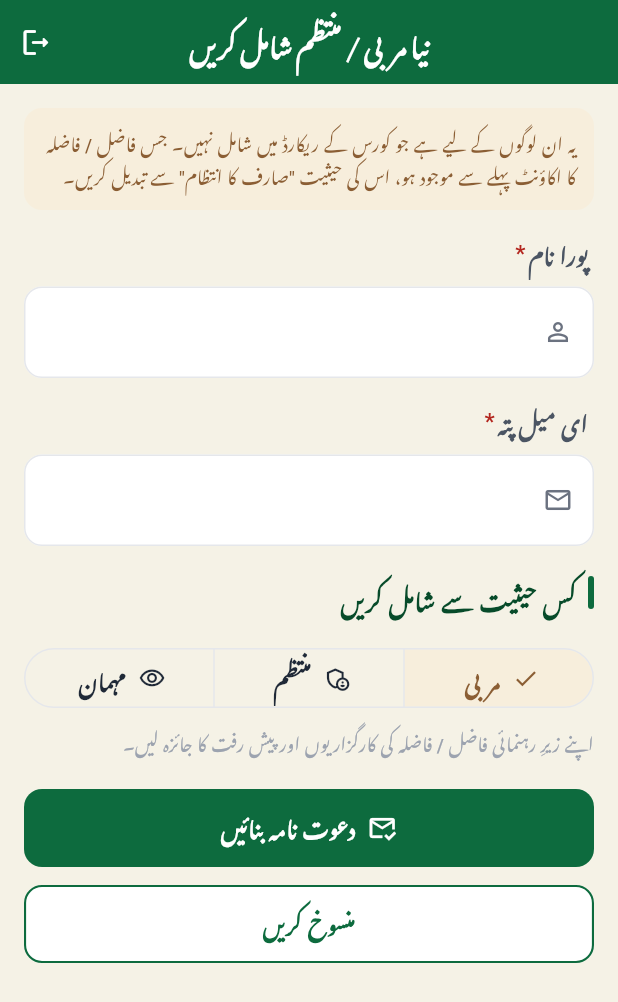
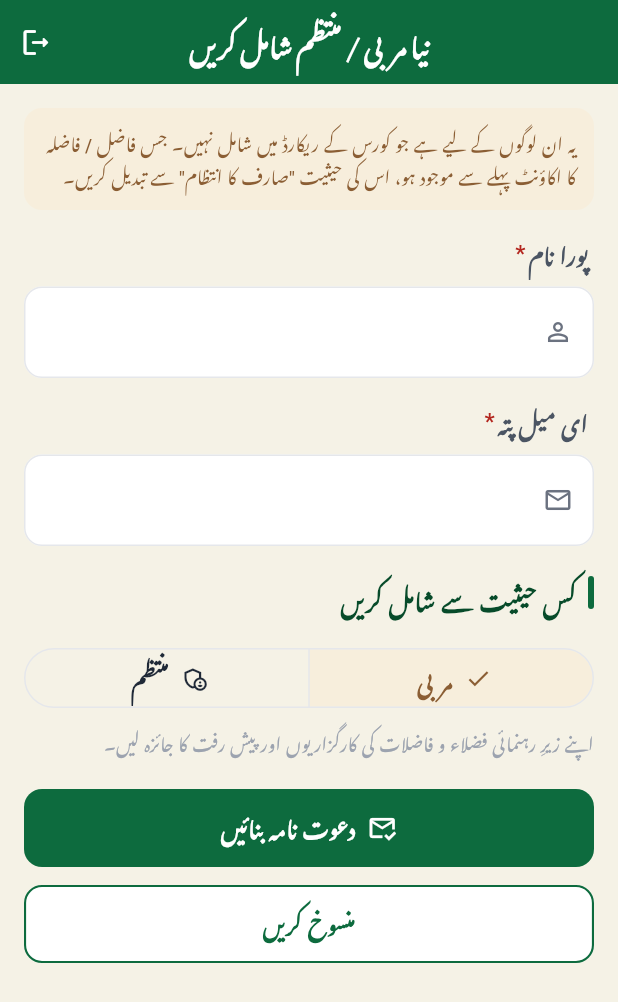
Before and after one commit to madrassabalaghah-arch/-, a Flutter app: the AdminAddStaffScreen screen opened by its route, on a phone screen of 412 x 824 dp. Shown: the top 1002 px of the screen. Run offline on Flutter 3.47's test engine with Material 3 defaults, Android fonts, the phone set to English and light mode, and no system bars; our stand-ins replace file_picker, flutter_riverpod, go_router, supabase_flutter; missing offline and left inert: excel; accounts and stored records are empty.

Commit message:
Rename to مدرسہ تربیت ایپ, fix the graduate grammar, drop the مہمان role
Name: مدرسہ تربیت ایپ / Madrassa Tarbiat App, in AppConfig, the Android
label, the web title and manifest, the iOS display name and the test.
MADRASSA.PK stays as the organisation's name, and the application id is
untouched.

Grammar: group figures and lists now read فضلاء, فاضلات and فضلاء و
فاضلات; one person still reads فاضل or فاضلہ. maleLabel/femaleLabel keep
the singular for the sign-up screen, where someone names themselves, and
the new malePlural/femalePlural are used where people are counted.

مہمان: the role, its dashboard, its repository, its route, its providers,
its strings and the welcome-screen entry are gone, along with the public
statistics models that only it used. Three roles remain.

Co-Authored-By: Claude Opus 5 <noreply@anthropic.com>

```diff
--- a/lib/core/config/app_config.dart
+++ b/lib/core/config/app_config.dart
@@ -1,16 +1,16 @@
 /// Centralised application configuration.
 ///
-/// The final product name has NOT been decided yet. Every user facing
-/// reference to the application name must be read from here so that a single
-/// edit in this file renames the entire application.
+/// Every user facing reference to the application name is read from here, so
+/// renaming the application is one edit in this file. The organisation,
+/// MADRASSA.PK, is a different thing and is not stored here.
 class AppConfig {
   const AppConfig._();
 
-  /// Temporary product name (English form, used for tooling / window titles).
-  static const String appName = 'MADRASSA.PK Graduate Platform';
+  /// Product name (English form, used for tooling / window titles).
+  static const String appName = 'Madrassa Tarbiat App';
 
-  /// Temporary product name shown to users inside the Urdu interface.
-  static const String appNameUrdu = 'کاروان فضلاء مدرسہ ڈاٹ پی کے';
+  /// Product name shown to users inside the Urdu interface.
+  static const String appNameUrdu = 'مدرسہ تربیت ایپ';
 
   /// Secondary line displayed under the brand mark.
   static const String appTaglineUrdu = 'علم سے عمل، عمل سے اثر تک';
--- a/lib/core/constants/app_quick_actions.dart
+++ b/lib/core/constants/app_quick_actions.dart
@@ -74,8 +74,8 @@ class AppQuickActions {
         ManagementArea(title: AppStrings.graduateManagement, subtitle: 'اندراج، حیثیت اور تفصیلات۔', icon: Icons.school_outlined, route: AppRoutes.adminGraduates),
         ManagementArea(title: AppStrings.mentorManagement, subtitle: 'مربیوں کی تفویض اور نگرانی۔', icon: Icons.supervisor_account_outlined, route: AppRoutes.adminMentors),
         ManagementArea(title: AppStrings.staffManagement, subtitle: 'نئے مربی یا منتظم کو دعوت دیں، منتظمین دیکھیں۔', icon: Icons.admin_panel_settings_outlined, route: AppRoutes.adminStaff),
-        ManagementArea(title: AppStrings.wifaqManagement, subtitle: 'وفاق، ان کے ادارے اور فاضلین۔', icon: Icons.account_balance_outlined, route: AppRoutes.adminWifaqs),
-        ManagementArea(title: AppStrings.allInstitutes, subtitle: 'تمام ادارے اور ان کے فاضل / فاضلہ۔', icon: Icons.location_city_outlined, route: AppRoutes.adminInstitutes),
+        ManagementArea(title: AppStrings.wifaqManagement, subtitle: 'وفاق، ان کے ادارے اور فضلاء و فاضلات۔', icon: Icons.account_balance_outlined, route: AppRoutes.adminWifaqs),
+        ManagementArea(title: AppStrings.allInstitutes, subtitle: 'تمام ادارے اور ان کے فضلاء و فاضلات۔', icon: Icons.location_city_outlined, route: AppRoutes.adminInstitutes),
         ManagementArea(title: AppStrings.courses, subtitle: 'کورسز اور تربیتی نصاب۔', icon: Icons.menu_book_outlined, route: AppRoutes.adminCourses),
       ],
     ),
@@ -86,7 +86,7 @@ class AppQuickActions {
         ManagementArea(title: AppStrings.evidenceManagement, subtitle: 'جمع کردہ ثبوت اور ان کا جائزہ۔', icon: Icons.folder_open_outlined, route: AppRoutes.adminEvidence),
         ManagementArea(title: AppStrings.allReviews, subtitle: 'مربیوں کے لکھے ہوئے جائزے۔', icon: Icons.fact_check_outlined, route: AppRoutes.adminEvaluations),
         ManagementArea(title: AppStrings.statisticsReports, subtitle: 'کارگزاری کے اعداد و شمار۔', icon: Icons.insights_outlined, route: AppRoutes.adminStatistics),
-        ManagementArea(title: AppStrings.assignments, subtitle: 'فاضل / فاضلہ کو تفویض کردہ ذمہ داریاں۔', icon: Icons.assignment_ind_outlined, route: AppRoutes.adminAssignments),
+        ManagementArea(title: AppStrings.assignments, subtitle: 'فضلاء و فاضلات کو تفویض کردہ ذمہ داریاں۔', icon: Icons.assignment_ind_outlined, route: AppRoutes.adminAssignments),
         ManagementArea(title: AppStrings.practicalActivities, subtitle: 'عملی سرگرمیوں کی فہرست۔', icon: Icons.volunteer_activism_outlined, route: AppRoutes.adminActivities),
       ],
     ),
--- a/lib/core/constants/app_strings.dart
+++ b/lib/core/constants/app_strings.dart
@@ -86,7 +86,7 @@ class AppStrings {
   static const String mentorRemoved = 'مربی ہٹا دیا گیا ہے۔';
   static const String cannotChangeOwnRole =
       'آپ اپنی حیثیت خود تبدیل نہیں کر سکتے۔';
-  static const String supervisedGraduates = 'زیرِ رہنمائی فاضل / فاضلہ';
+  static const String supervisedGraduates = 'زیرِ رہنمائی فضلاء و فاضلات';
   static const String roleChangeNote =
       'حیثیت تبدیل ہونے کے بعد صارف کو دوبارہ داخل ہونا ہوگا۔';
 
@@ -151,7 +151,7 @@ class AppStrings {
   // Mentor review and today's work
   static const String todaysWork = 'آج کے کام';
   static const String awaitingYourReview = 'آپ کے جائزے کی منتظر';
-  static const String needsFeedback = 'رہنمائی کے منتظر فاضل / فاضلہ';
+  static const String needsFeedback = 'رہنمائی کے منتظر فضلاء و فاضلات';
   static const String reviewStepReport = 'کارگزاری';
   static const String reviewStepEvidence = 'ثبوت';
   static const String reviewStepAssessment = 'جائزہ';
@@ -244,12 +244,13 @@ class AppStrings {
   // The register, the accounts, and the difference between them
   static const String registerSection = 'کورس رجسٹر — کل';
   static const String accountsSection = 'اکاؤنٹس — فعال';
-  static const String totalMale = 'کل فاضل';
-  static const String totalFemale = 'کل فاضلہ';
-  static const String totalBoth = 'کل فاضل و فاضلہ';
-  static const String activeMale = 'فعال فاضل';
-  static const String activeFemale = 'فعال فاضلہ';
-  static const String activeBoth = 'فعال فاضل و فاضلہ';
+  // Group figures, so the plural forms: فضلاء and فاضلات.
+  static const String totalMale = 'کل فضلاء';
+  static const String totalFemale = 'کل فاضلات';
+  static const String totalBoth = 'کل فضلاء و فاضلات';
+  static const String activeMale = 'فعال فضلاء';
+  static const String activeFemale = 'فعال فاضلات';
+  static const String activeBoth = 'فعال فضلاء و فاضلات';
   static const String genderNotRecorded = 'جنس درج نہیں';
   static const String accountsWithoutRecord = 'رجسٹر سے غیر منسلک اکاؤنٹ';
   static const String countsExplained =
@@ -261,23 +262,6 @@ class AppStrings {
   static const String setGender = 'جنس درج کریں';
   static const String genderUpdated = 'جنس درج کر دی گئی ہے۔';
 
-  // مہمان
-  static const String guestArea = 'ادارے کا تعارف و کارکردگی';
-  static const String viewAsGuest = 'مہمان کے طور پر دیکھیں';
-  static const String guestIntroTitle = 'ادارے کا تعارف';
-  static const String guestIntro =
-      'یہ صفحہ ادارے کے فضلاء اور ان کی عملی خدمات کا مجموعی خلاصہ پیش کرتا ہے۔ تمام اعداد و شمار ادارے کے اپنے ریکارڈ سے لیے گئے ہیں۔';
-  static const String guestStatistics = 'مجموعی اعداد و شمار';
-  static const String practicalServices = 'عملی خدمات';
-  static const String practicalImpact = 'معاشرے میں عملی کردار';
-  static const String guestReadOnly =
-      'مہمان اکاؤنٹ صرف دیکھنے کے لیے ہے۔ کسی قسم کا اندراج یا تبدیلی ممکن نہیں۔';
-  static const String noPublicActivityYet =
-      'ابھی کوئی عوامی کارگزاری درج نہیں ہوئی';
-  static const String ourWebsite = 'ہماری ویب سائٹ';
-  static const String websiteInvite =
-      'مدرسہ ڈاٹ پی کے کا مزید تعارف اور معلومات دیکھنے کے لیے ہماری ویب سائٹ ملاحظہ کریں۔';
-  static const String visitWebsite = 'ویب سائٹ دیکھیں';
 
   // Evidence and feedback, with the people they belong to
   static const String submittedBy = 'جمع کروانے والے';
@@ -292,7 +276,7 @@ class AppStrings {
   static const String confirmRoleChange = 'حیثیت کی تبدیلی';
   static const String newRole = 'نئی حیثیت';
   static const String roleChangeEndsMentoring =
-      'ان کے زیرِ رہنمائی تمام فاضل / فاضلہ کی تفویض ختم ہو جائے گی۔';
+      'ان کے زیرِ رہنمائی تمام فضلاء و فاضلات کی تفویض ختم ہو جائے گی۔';
   static const String roleChangeEndsSupervision =
       'ان کے مربی کی تفویض ختم ہو جائے گی۔';
   static const String adminRoleWarning =
@@ -328,7 +312,7 @@ class AppStrings {
   static const String systemSettings = 'نظام کی ترتیبات';
   static const String followUpIntervalLabel = 'کارگزاری کا وقفہ';
   static const String followUpIntervalHelp =
-      'ہر کتنے ماہ بعد فاضل / فاضلہ سے کارگزاری طلب کی جائے۔';
+      'ہر کتنے ماہ بعد فضلاء و فاضلات سے کارگزاری طلب کی جائے۔';
   static const String settingSaved = 'ترتیب محفوظ کر دی گئی ہے۔';
   static const String recognitionRules = 'اعزازات کے اصول';
   static const String addRecognitionRule = 'نیا اصول شامل کریں';
@@ -374,8 +358,13 @@ class AppStrings {
   static const String couldNotOpenEvidence = 'ثبوت کھولا نہیں جا سکا۔';
   static const String linkMustBeHttp =
       'لنک http:// یا https:// سے شروع ہونا چاہیے۔';
+  // One person, naming themselves or one record: the singular forms.
   static const String maleLabel = 'فاضل';
   static const String femaleLabel = 'فاضلہ';
+
+  // The same people counted as a group: the plural forms.
+  static const String malePlural = 'فضلاء';
+  static const String femalePlural = 'فاضلات';
   static const String unassignedWifaq = 'غیر منسلک وفاق';
   static const String unassignedInstitute = 'ادارہ درج نہیں';
   static const String noGraduatesHere = 'یہاں ابھی کوئی فاضل / فاضلہ نہیں۔';
@@ -531,14 +520,14 @@ class AppStrings {
   // ---------------------------------------------------------------------
   // Mentor dashboard
   // ---------------------------------------------------------------------
-  static const String myGraduates = 'میرے زیرِ رہنمائی فاضل / فاضلہ';
+  static const String myGraduates = 'میرے زیرِ رہنمائی فضلاء و فاضلات';
   static const String newReports = 'نئی کارگزاریاں';
   static const String awaitingReview = 'جائزے کے لیے منتظر';
   static const String underReview = 'زیرِ جائزہ';
   static const String completedReviews = 'مکمل جائزے';
   static const String lateSubmissions = 'تاخیر سے جمع ہونے والی';
   static const String pendingReviews = 'زیرِ التوا جائزے';
-  static const String recentGraduates = 'حالیہ فاضل / فاضلہ';
+  static const String recentGraduates = 'حالیہ فضلاء و فاضلات';
   static const String graduateName = 'فاضل / فاضلہ کا نام';
   static const String instituteName = 'ادارے کا نام';
   static const String reportStatus = 'کارگزاری کی حیثیت';
@@ -550,19 +539,19 @@ class AppStrings {
   // ---------------------------------------------------------------------
   // Admin dashboard
   // ---------------------------------------------------------------------
-  static const String totalGraduates = 'کل فاضل / فاضلہ';
-  static const String activeGraduates = 'فعال فاضل / فاضلہ';
+  static const String totalGraduates = 'کل فضلاء و فاضلات';
+  static const String activeGraduates = 'فعال فضلاء و فاضلات';
   static const String totalMentors = 'کل مربی';
   static const String pendingReports = 'زیرِ التوا کارگزاریاں';
   static const String managementAreas = 'انتظامی حصے';
-  static const String graduateManagement = 'فاضل / فاضلہ کا انتظام';
+  static const String graduateManagement = 'فضلاء و فاضلات کا انتظام';
   static const String mentorManagement = 'مربیوں کا انتظام';
   static const String wifaqManagement = 'وفاق کا انتظام';
   static const String courses = 'کورسز';
   static const String assignments = 'ذمہ داریاں';
   static const String allReports = 'کارگزاریاں';
   static const String standards = 'جانچ کے معیارات';
-  static const String graduates = 'فاضل / فاضلہ';
+  static const String graduates = 'فضلاء و فاضلات';
   static const String mentors = 'مربی';
   static const String wifaqs = 'وفاق';
   static const String systemOverview = 'نظام کا خلاصہ';
--- a/lib/core/routing/app_router.dart
+++ b/lib/core/routing/app_router.dart
@@ -34,7 +34,6 @@ import '../../features/graduate/presentation/practical_activities/practical_acti
 import '../../features/graduate/presentation/profile/graduate_profile_screen.dart';
 import '../../features/graduate/presentation/recognition/graduate_recognition_screen.dart';
 import '../../features/graduate/presentation/report_editor/report_editor_screen.dart';
-import '../../features/guest/presentation/guest_dashboard_screen.dart';
 import '../../features/mentor/presentation/dashboard/mentor_dashboard_screen.dart';
 import '../../features/mentor/presentation/evaluations/mentor_evaluations_screen.dart';
 import '../../features/mentor/presentation/evidence/mentor_evidence_screen.dart';
@@ -174,12 +173,6 @@ final Provider<GoRouter> routerProvider = Provider<GoRouter>((Ref ref) {
             const StaffSignUpScreen(),
       ),
       GoRoute(
-        path: AppRoutes.guestDashboard,
-        name: AppRoutes.guestDashboardName,
-        builder: (BuildContext context, GoRouterState state) =>
-            const GuestDashboardScreen(),
-      ),
-      GoRoute(
         path: AppRoutes.noRole,
         name: AppRoutes.noRoleName,
         builder: (BuildContext context, GoRouterState state) =>
@@ -204,8 +197,6 @@ String homeFor(AppRole role) {
       return AppRoutes.mentorDashboard;
     case AppRole.admin:
       return AppRoutes.adminDashboard;
-    case AppRole.guest:
-      return AppRoutes.guestDashboard;
   }
 }
 
--- a/lib/features/admin/presentation/overview/admin_overview_screens.dart
+++ b/lib/features/admin/presentation/overview/admin_overview_screens.dart
@@ -30,8 +30,8 @@ class AdminInstitutesScreen extends ConsumerWidget {
           AppListTile(
         title: i.displayName,
         subtitle: i.wifaqName ?? AppStrings.unassignedWifaq,
-        detail: '${AppStrings.maleLabel} ${UrduNumbers.fromInt(i.maleCount)}'
-            '   ${AppStrings.femaleLabel} ${UrduNumbers.fromInt(i.femaleCount)}'
+        detail: '${AppStrings.malePlural} ${UrduNumbers.fromInt(i.maleCount)}'
+            '   ${AppStrings.femalePlural} ${UrduNumbers.fromInt(i.femaleCount)}'
             '   •   ${AppStrings.totalGraduates}: '
             '${UrduNumbers.fromInt(i.graduateTotal)}',
         icon: Icons.location_city_outlined,
--- a/lib/features/admin/presentation/staff/admin_add_staff_screen.dart
+++ b/lib/features/admin/presentation/staff/admin_add_staff_screen.dart
@@ -32,10 +32,8 @@ class _AdminAddStaffScreenState extends ConsumerState<AdminAddStaffScreen> {
   final GlobalKey<FormState> _form = GlobalKey<FormState>();
   final TextEditingController _name = TextEditingController();
   final TextEditingController _email = TextEditingController();
-  late AppRole _role = const <AppRole>{AppRole.admin, AppRole.guest}
-          .contains(widget.initialRole)
-      ? widget.initialRole
-      : AppRole.mentor;
+  late AppRole _role =
+      widget.initialRole == AppRole.admin ? AppRole.admin : AppRole.mentor;
   bool _busy = false;
   String? _error;
 
@@ -218,8 +216,6 @@ class _AdminAddStaffScreenState extends ConsumerState<AdminAddStaffScreen> {
                 for (final AppRole role in <AppRole>[
                   AppRole.mentor,
                   AppRole.admin,
-                  // A مہمان is invited the same way, and can only view.
-                  AppRole.guest,
                 ])
                   ButtonSegment<AppRole>(
                     value: role,
--- a/lib/features/admin/presentation/wifaqs/admin_wifaq_institutes_screen.dart
+++ b/lib/features/admin/presentation/wifaqs/admin_wifaq_institutes_screen.dart
@@ -37,8 +37,8 @@ class AdminWifaqInstitutesScreen extends ConsumerWidget {
       itemBuilder: (BuildContext context, InstituteDirectoryEntry item) =>
           AppListTile(
         title: item.displayName,
-        subtitle: '${AppStrings.maleLabel} ${UrduNumbers.fromInt(item.maleCount)}'
-            '   ${AppStrings.femaleLabel} ${UrduNumbers.fromInt(item.femaleCount)}',
+        subtitle: '${AppStrings.malePlural} ${UrduNumbers.fromInt(item.maleCount)}'
+            '   ${AppStrings.femalePlural} ${UrduNumbers.fromInt(item.femaleCount)}',
         detail:
             '${AppStrings.totalGraduates}: ${UrduNumbers.fromInt(item.graduateTotal)}',
         icon: Icons.location_city_outlined,
--- a/lib/features/admin/presentation/wifaqs/admin_wifaqs_screen.dart
+++ b/lib/features/admin/presentation/wifaqs/admin_wifaqs_screen.dart
@@ -107,8 +107,8 @@ class AdminWifaqsScreen extends ConsumerWidget {
           AppListTile(
         title: item.displayName,
         subtitle:
-            '${AppStrings.maleLabel} ${UrduNumbers.fromInt(item.maleCount)}'
-            '   ${AppStrings.femaleLabel} ${UrduNumbers.fromInt(item.femaleCount)}',
+            '${AppStrings.malePlural} ${UrduNumbers.fromInt(item.maleCount)}'
+            '   ${AppStrings.femalePlural} ${UrduNumbers.fromInt(item.femaleCount)}',
         detail: '${AppStrings.institutes}: '
             '${UrduNumbers.fromInt(item.instituteCount)}   •   '
             '${AppStrings.totalGraduates}: '
--- a/lib/shared/models/app_role.dart
+++ b/lib/shared/models/app_role.dart
@@ -16,21 +16,14 @@ enum AppRole {
     id: 'mentor',
     urduTitle: 'مربی',
     urduDescription:
-        'اپنے زیرِ رہنمائی فاضل / فاضلہ کی کارگزاریوں اور پیش رفت کا جائزہ لیں۔',
+        'اپنے زیرِ رہنمائی فضلاء و فاضلات کی کارگزاریوں اور پیش رفت کا جائزہ لیں۔',
     icon: Icons.supervisor_account_outlined,
   ),
   admin(
     id: 'admin',
     urduTitle: 'منتظم',
-    urduDescription: 'فاضل / فاضلہ، مربیوں، کارگزاریوں اور نظام کا انتظام کریں۔',
+    urduDescription: 'فضلاء و فاضلات، مربیان، کارگزاریوں اور نظام کا انتظام کریں۔',
     icon: Icons.admin_panel_settings_outlined,
-  ),
-  guest(
-    id: 'guest',
-    urduTitle: 'مہمان',
-    urduDescription:
-        'ادارے کے مجموعی اعداد و شمار اور عملی خدمات کا تعارف دیکھیں۔ صرف دیکھ سکتے ہیں، کوئی تبدیلی نہیں۔',
-    icon: Icons.visibility_outlined,
   );
 
   const AppRole({
@@ -70,9 +63,6 @@ enum AppRole {
 
   /// Picks the strongest role when a user holds more than one. A person who
   /// is both a mentor and an administrator lands on the administrator area.
-  ///
-  /// مہمان is last: it can only view, so any other role an account holds is
-  /// the one worth landing on.
   static AppRole? highest(Iterable<AppRole> roles) {
     if (roles.contains(AppRole.admin)) {
       return AppRole.admin;
@@ -83,9 +73,6 @@ enum AppRole {
     if (roles.contains(AppRole.graduate)) {
       return AppRole.graduate;
     }
-    if (roles.contains(AppRole.guest)) {
-      return AppRole.guest;
-    }
     return null;
   }
 }
```
Also changed, not shown: lib/core/routing/app_routes.dart (+0 -7 lines), lib/features/guest/data/public_repository.dart (deleted, +0 -35 lines), lib/features/guest/presentation/guest_dashboard_screen.dart (deleted, +0 -334 lines), lib/features/welcome/presentation/welcome_screen.dart (+0 -8 lines), lib/shared/models/statistics.dart (+0 -70 lines), lib/shared/providers/data_providers.dart (+0 -22 lines), 5 other files.
